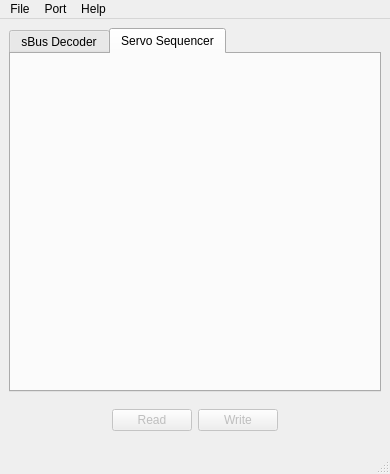
The window that Software/SBusDecoderClient/mainwindow.ui (bemcgarvey/SBus-Decoder) describes before a commit, drawn with Qt 5.
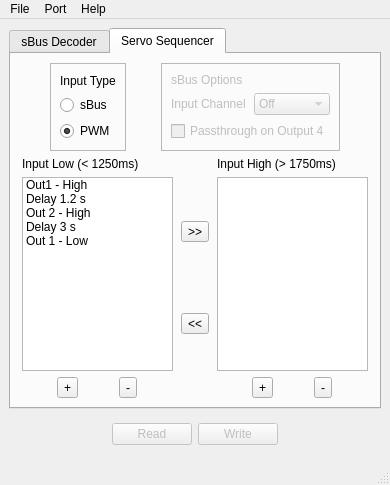
The same window after the commit. The open tabs and pages were chosen to show the change. Icons and pictures are not drawn.

The edit to the form file:
```diff
--- a/Software/SBusDecoderClient/mainwindow.ui
+++ b/Software/SBusDecoderClient/mainwindow.ui
@@ -7,7 +7,7 @@
     <x>0</x>
     <y>0</y>
     <width>376</width>
-    <height>474</height>
+    <height>485</height>
    </rect>
   </property>
   <property name="windowTitle">
@@ -958,6 +958,420 @@
        <attribute name="title">
         <string>Servo Sequencer</string>
        </attribute>
+       <layout class="QVBoxLayout" name="verticalLayout_12">
+        <item>
+         <layout class="QHBoxLayout" name="horizontalLayout_16">
+          <item>
+           <spacer name="horizontalSpacer_8">
+            <property name="orientation">
+             <enum>Qt::Horizontal</enum>
+            </property>
+            <property name="sizeHint" stdset="0">
+             <size>
+              <width>40</width>
+              <height>20</height>
+             </size>
+            </property>
+           </spacer>
+          </item>
+          <item>
+           <widget class="QFrame" name="frame_3">
+            <property name="frameShape">
+             <enum>QFrame::StyledPanel</enum>
+            </property>
+            <property name="frameShadow">
+             <enum>QFrame::Raised</enum>
+            </property>
+            <layout class="QVBoxLayout" name="verticalLayout_11">
+             <item>
+              <widget class="QLabel" name="label_19">
+               <property name="text">
+                <string>Input Type</string>
+               </property>
+              </widget>
+             </item>
+             <item>
+              <widget class="QRadioButton" name="sBusInputRadioButton">
+               <property name="text">
+                <string>sBus</string>
+               </property>
+              </widget>
+             </item>
+             <item>
+              <widget class="QRadioButton" name="pwmInputRadioButton">
+               <property name="text">
+                <string>PWM</string>
+               </property>
+               <property name="checked">
+                <bool>true</bool>
+               </property>
+              </widget>
+             </item>
+            </layout>
+           </widget>
+          </item>
+          <item>
+           <spacer name="horizontalSpacer_7">
+            <property name="orientation">
+             <enum>Qt::Horizontal</enum>
+            </property>
+            <property name="sizeHint" stdset="0">
+             <size>
+              <width>40</width>
+              <height>20</height>
+             </size>
+            </property>
+           </spacer>
+          </item>
+          <item>
+           <widget class="QFrame" name="sbusOptionsFrame">
+            <property name="enabled">
+             <bool>false</bool>
+            </property>
+            <property name="frameShape">
+             <enum>QFrame::StyledPanel</enum>
+            </property>
+            <property name="frameShadow">
+             <enum>QFrame::Raised</enum>
+            </property>
+            <layout class="QVBoxLayout" name="verticalLayout_10">
+             <item>
+              <widget class="QLabel" name="label_18">
+               <property name="text">
+                <string>sBus Options</string>
+               </property>
+              </widget>
+             </item>
+             <item>
+              <layout class="QHBoxLayout" name="horizontalLayout_15">
+               <item>
+                <widget class="QLabel" name="label_15">
+                 <property name="text">
+                  <string>Input Channel</string>
+                 </property>
+                </widget>
+               </item>
+               <item>
+                <widget class="QComboBox" name="sBusInputChannel">
+                 <item>
+                  <property name="text">
+                   <string>Off</string>
+                  </property>
+                 </item>
+                 <item>
+                  <property name="text">
+                   <string>1</string>
+                  </property>
+                 </item>
+                 <item>
+                  <property name="text">
+                   <string>2</string>
+                  </property>
+                 </item>
+                 <item>
+                  <property name="text">
+                   <string>3</string>
+                  </property>
+                 </item>
+                 <item>
+                  <property name="text">
+                   <string>4</string>
+                  </property>
+                 </item>
+                 <item>
+                  <property name="text">
+                   <string>5</string>
+                  </property>
+                 </item>
+                 <item>
+                  <property name="text">
+                   <string>6</string>
+                  </property>
+                 </item>
+                 <item>
+                  <property name="text">
+                   <string>7</string>
+                  </property>
+                 </item>
+                 <item>
+                  <property name="text">
+                   <string>8</string>
+                  </property>
+                 </item>
+                 <item>
+                  <property name="text">
+                   <string>9</string>
+                  </property>
+                 </item>
+                 <item>
+                  <property name="text">
+                   <string>10</string>
+                  </property>
+                 </item>
+                 <item>
+                  <property name="text">
+                   <string>11</string>
+                  </property>
+                 </item>
+                 <item>
+                  <property name="text">
+                   <string>12</string>
+                  </property>
+                 </item>
+                 <item>
+                  <property name="text">
+                   <string>13</string>
+                  </property>
+                 </item>
+                 <item>
+                  <property name="text">
+                   <string>14</string>
+                  </property>
+                 </item>
+                 <item>
+                  <property name="text">
+                   <string>15</string>
+                  </property>
+                 </item>
+                 <item>
+                  <property name="text">
+                   <string>16</string>
+                  </property>
+                 </item>
+                 <item>
+                  <property name="text">
+                   <string>17</string>
+                  </property>
+                 </item>
+                 <item>
+                  <property name="text">
+                   <string>18</string>
+                  </property>
+                 </item>
+                </widget>
+               </item>
+              </layout>
+             </item>
+             <item>
+              <widget class="QCheckBox" name="seqPassThrough">
+               <property name="text">
+                <string>Passthrough on Output 4</string>
+               </property>
+              </widget>
+             </item>
+            </layout>
+           </widget>
+          </item>
+          <item>
+           <spacer name="horizontalSpacer_9">
+            <property name="orientation">
+             <enum>Qt::Horizontal</enum>
+            </property>
+            <property name="sizeHint" stdset="0">
+             <size>
+              <width>40</width>
+              <height>20</height>
+             </size>
+            </property>
+           </spacer>
+          </item>
+         </layout>
+        </item>
+        <item>
+         <layout class="QHBoxLayout" name="horizontalLayout_12">
+          <item>
+           <layout class="QVBoxLayout" name="verticalLayout_7">
+            <item>
+             <widget class="QLabel" name="label_16">
+              <property name="text">
+               <string>Input Low (&lt; 1250ms)</string>
+              </property>
+             </widget>
+            </item>
+            <item>
+             <widget class="QListWidget" name="lowSequenceList">
+              <property name="maximumSize">
+               <size>
+                <width>151</width>
+                <height>16777215</height>
+               </size>
+              </property>
+              <property name="selectionMode">
+               <enum>QAbstractItemView::MultiSelection</enum>
+              </property>
+              <item>
+               <property name="text">
+                <string>Out1 - High</string>
+               </property>
+              </item>
+              <item>
+               <property name="text">
+                <string>Delay 1.2 s</string>
+               </property>
+              </item>
+              <item>
+               <property name="text">
+                <string>Out 2 - High</string>
+               </property>
+              </item>
+              <item>
+               <property name="text">
+                <string>Delay 3 s</string>
+               </property>
+              </item>
+              <item>
+               <property name="text">
+                <string>Out 1 - Low</string>
+               </property>
+              </item>
+             </widget>
+            </item>
+            <item>
+             <layout class="QHBoxLayout" name="horizontalLayout_13">
+              <item>
+               <widget class="QToolButton" name="lowPlusButton">
+                <property name="text">
+                 <string>+</string>
+                </property>
+                <property name="icon">
+                 <iconset resource="resources.qrc">
+                  <normaloff>:/images/plus.png</normaloff>:/images/plus.png</iconset>
+                </property>
+               </widget>
+              </item>
+              <item>
+               <widget class="QToolButton" name="lowXButton">
+                <property name="text">
+                 <string>-</string>
+                </property>
+                <property name="icon">
+                 <iconset resource="resources.qrc">
+                  <normaloff>:/images/x.png</normaloff>:/images/x.png</iconset>
+                </property>
+               </widget>
+              </item>
+             </layout>
+            </item>
+           </layout>
+          </item>
+          <item>
+           <layout class="QVBoxLayout" name="verticalLayout_9">
+            <item>
+             <spacer name="verticalSpacer_2">
+              <property name="orientation">
+               <enum>Qt::Vertical</enum>
+              </property>
+              <property name="sizeHint" stdset="0">
+               <size>
+                <width>20</width>
+                <height>40</height>
+               </size>
+              </property>
+             </spacer>
+            </item>
+            <item>
+             <widget class="QToolButton" name="rightButton">
+              <property name="text">
+               <string>&gt;&gt;</string>
+              </property>
+              <property name="icon">
+               <iconset resource="resources.qrc">
+                <normaloff>:/images/right_arrow.png</normaloff>:/images/right_arrow.png</iconset>
+              </property>
+             </widget>
+            </item>
+            <item>
+             <spacer name="verticalSpacer">
+              <property name="orientation">
+               <enum>Qt::Vertical</enum>
+              </property>
+              <property name="sizeHint" stdset="0">
+               <size>
+                <width>20</width>
+                <height>40</height>
+               </size>
+              </property>
+             </spacer>
+            </item>
+            <item>
+             <widget class="QToolButton" name="leftButton">
+              <property name="text">
+               <string>&lt;&lt;</string>
+              </property>
+              <property name="icon">
+               <iconset resource="resources.qrc">
+                <normaloff>:/images/left_arrow.png</normaloff>:/images/left_arrow.png</iconset>
+              </property>
+             </widget>
+            </item>
+            <item>
+             <spacer name="verticalSpacer_3">
+              <property name="orientation">
+               <enum>Qt::Vertical</enum>
+              </property>
+              <property name="sizeHint" stdset="0">
+               <size>
+                <width>20</width>
+                <height>40</height>
+               </size>
+              </property>
+             </spacer>
+            </item>
+           </layout>
+          </item>
+          <item>
+           <layout class="QVBoxLayout" name="verticalLayout_8">
+            <item>
+             <widget class="QLabel" name="label_17">
+              <property name="text">
+               <string>Input High (&gt; 1750ms)</string>
+              </property>
+             </widget>
+            </item>
+            <item>
+             <widget class="QListWidget" name="highSequenceList">
+              <property name="maximumSize">
+               <size>
+                <width>151</width>
+                <height>16777215</height>
+               </size>
+              </property>
+              <property name="selectionMode">
+               <enum>QAbstractItemView::MultiSelection</enum>
+              </property>
+             </widget>
+            </item>
+            <item>
+             <layout class="QHBoxLayout" name="horizontalLayout_14">
+              <item>
+               <widget class="QToolButton" name="highPlusButton">
+                <property name="text">
+                 <string>+</string>
+                </property>
+                <property name="icon">
+                 <iconset resource="resources.qrc">
+                  <normaloff>:/images/plus.png</normaloff>:/images/plus.png</iconset>
+                </property>
+               </widget>
+              </item>
+              <item>
+               <widget class="QToolButton" name="highXButton">
+                <property name="text">
+                 <string>-</string>
+                </property>
+                <property name="icon">
+                 <iconset resource="resources.qrc">
+                  <normaloff>:/images/x.png</normaloff>:/images/x.png</iconset>
+                </property>
+               </widget>
+              </item>
+             </layout>
+            </item>
+           </layout>
+          </item>
+         </layout>
+        </item>
+       </layout>
       </widget>
      </widget>
     </item>
```
Left out of the diff: 2 changed lines with no effect on the pictures.
